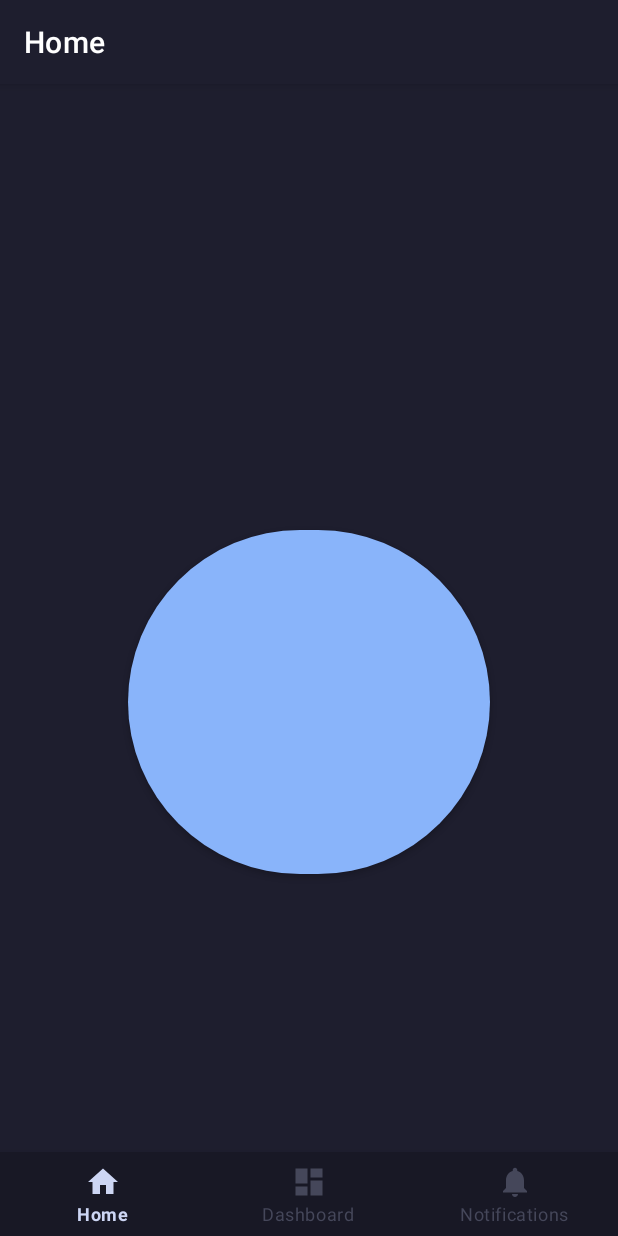
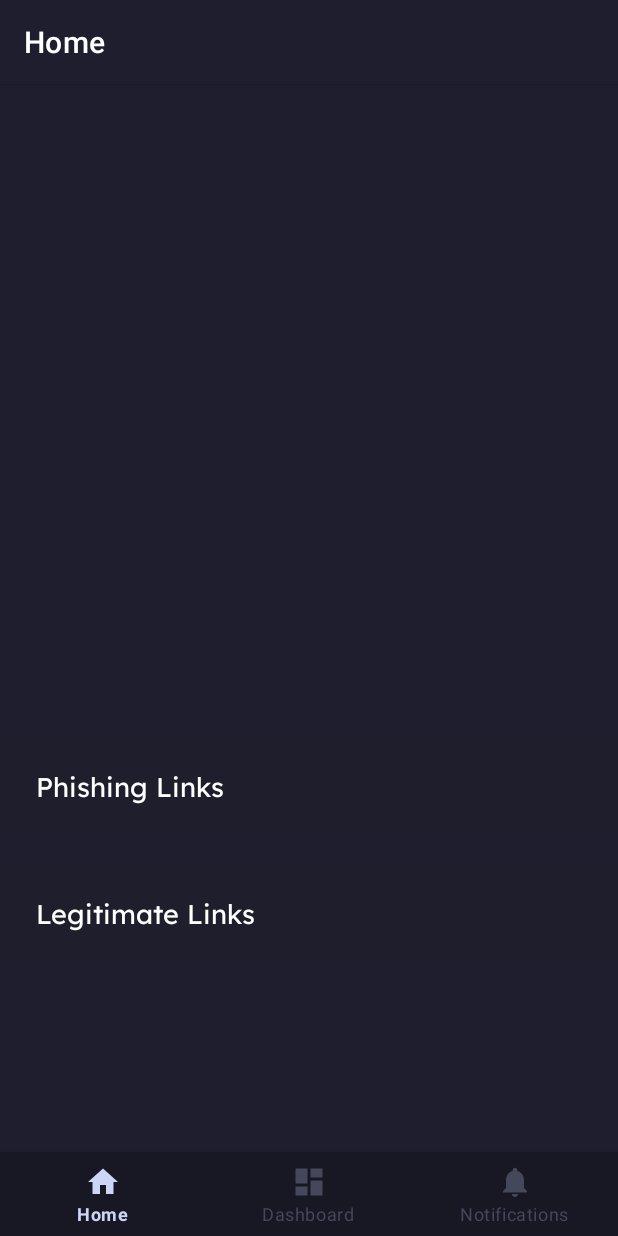
Before and after one commit to veinsss/SmishX, an Android app: the HomeFragment screen opened directly, with no data from a screen before it, on a phone screen of 412 x 824 dp. Run offline under Robolectric (Android 15) with nearby library versions, the phone set to English and light mode, and no system bars; our stand-ins replace navigation-ui.

Commit message:
goign insane

```diff
--- a/app/src/main/AndroidManifest.xml
+++ b/app/src/main/AndroidManifest.xml
@@ -53,7 +53,9 @@
             android:exported="true"
             android:label="@string/app_name" />
 
-        <activity android:name=".SignUpActivity" />
+        <activity android:name=".SignUpActivity"
+            android:exported="true"
+            android:label="@string/app_name"/>
 
     </application>
 </manifest>
--- a/app/src/main/java/com/example/smishx/ui/home/HomeFragment.kt
+++ b/app/src/main/java/com/example/smishx/ui/home/HomeFragment.kt
@@ -1,8 +1,7 @@
 package com.example.smishx.ui.home
 
-import android.Manifest
+import android.content.Context
 import android.content.pm.PackageManager
-import android.net.Uri
 import android.os.Bundle
 import android.provider.Telephony
 import android.view.LayoutInflater
@@ -14,47 +13,34 @@ import android.widget.Toast
 import androidx.core.app.ActivityCompat
 import androidx.core.content.ContextCompat
 import androidx.fragment.app.Fragment
-import androidx.lifecycle.ViewModelProvider
-import androidx.navigation.fragment.findNavController
 import com.example.smishx.R
 import com.example.smishx.databinding.FragmentHomeBinding
+import androidx.navigation.fragment.findNavController
 
 class HomeFragment : Fragment() {
 
     private var _binding: FragmentHomeBinding? = null
     private val binding get() = _binding!!
-
-    companion object {
-        private const val SMS_PERMISSION_CODE = 1001
-    }
+    private val SMS_PERMISSION_CODE = 1001
 
     override fun onCreateView(
         inflater: LayoutInflater, container: ViewGroup?,
         savedInstanceState: Bundle?
-    ): View {
-        val homeViewModel = ViewModelProvider(this).get(HomeViewModel::class.java)
-
+    ): View? {
         _binding = FragmentHomeBinding.inflate(inflater, container, false)
         val root: View = binding.root
 
-        // Add OnClickListener to the Material Button
-        binding.roundButton.setOnClickListener {
-            checkAndRequestPermissions()
-        }
+        checkAndRequestPermissions()
+        loadLinks()
 
         return root
     }
 
-    override fun onDestroyView() {
-        super.onDestroyView()
-        _binding = null
-    }
-
     private fun checkAndRequestPermissions() {
-        if (ContextCompat.checkSelfPermission(requireContext(), Manifest.permission.READ_SMS) != PackageManager.PERMISSION_GRANTED) {
-            ActivityCompat.requestPermissions(requireActivity(), arrayOf(Manifest.permission.READ_SMS), SMS_PERMISSION_CODE)
+        if (ContextCompat.checkSelfPermission(requireContext(), android.Manifest.permission.READ_SMS) != PackageManager.PERMISSION_GRANTED) {
+            ActivityCompat.requestPermissions(requireActivity(), arrayOf(android.Manifest.permission.READ_SMS), SMS_PERMISSION_CODE)
         } else {
-            fetchSMSMessages()
+            fetchSmsMessages()
         }
     }
 
@@ -62,16 +48,16 @@ class HomeFragment : Fragment() {
         super.onRequestPermissionsResult(requestCode, permissions, grantResults)
         if (requestCode == SMS_PERMISSION_CODE) {
             if ((grantResults.isNotEmpty() && grantResults[0] == PackageManager.PERMISSION_GRANTED)) {
-                fetchSMSMessages()
+                fetchSmsMessages()
             } else {
                 Toast.makeText(requireContext(), "SMS Read Permission Denied", Toast.LENGTH_SHORT).show()
             }
         }
     }
 
-    private fun fetchSMSMessages() {
+    private fun fetchSmsMessages() {
         val smsList = mutableListOf<Triple<String, String, Long>>()
-        val uri: Uri = Telephony.Sms.Inbox.CONTENT_URI
+        val uri = Telephony.Sms.Inbox.CONTENT_URI
         val projection = arrayOf(Telephony.Sms.Inbox.ADDRESS, Telephony.Sms.Inbox.BODY, Telephony.Sms.Inbox.DATE)
         val cursor = requireContext().contentResolver.query(uri, projection, null, null, null)
 
@@ -85,25 +71,17 @@ class HomeFragment : Fragment() {
             }
         }
 
-        displaySMSMessages(smsList)
+        displaySmsMessages(smsList)
     }
 
-    private fun displaySMSMessages(smsList: List<Triple<String, String, Long>>) {
-        // Update UI to show the SMS messages and hide the button
-        binding.scrollView.visibility = View.VISIBLE
-        binding.roundButton.visibility = View.GONE
-
-        val smsContainer: LinearLayout = binding.smsContainer
-        smsContainer.removeAllViews()
-
+    private fun displaySmsMessages(smsList: List<Triple<String, String, Long>>) {
+        binding.smsContainer.removeAllViews()
         for (sms in smsList) {
-            val smsView = LayoutInflater.from(context).inflate(R.layout.sms_item, smsContainer, false)
+            val smsView = LayoutInflater.from(context).inflate(R.layout.sms_item, binding.smsContainer, false)
             val addressTextView = smsView.findViewById<TextView>(R.id.smsNumber)
             val bodyTextView = smsView.findViewById<TextView>(R.id.smsMessage)
-
             addressTextView.text = sms.first
             bodyTextView.text = sms.second
-
             smsView.setOnClickListener {
                 val action = HomeFragmentDirections.actionNavigationHomeToSmsDetailFragment(
                     timeSent = sms.third.toString(),
@@ -113,8 +91,7 @@ class HomeFragment : Fragment() {
                 )
                 findNavController().navigate(action)
             }
-
-            smsContainer.addView(smsView)
+            binding.smsContainer.addView(smsView)
         }
     }
 
@@ -123,4 +100,29 @@ class HomeFragment : Fragment() {
         val matchResult = regex.find(message)
         return matchResult?.value ?: "No link"
     }
+
+    private fun loadLinks() {
+        val sharedPref = requireActivity().getSharedPreferences("links", Context.MODE_PRIVATE) ?: return
+
+        val phishingLinks = sharedPref.getStringSet("phishing_links", setOf()) ?: setOf()
+        val legitimateLinks = sharedPref.getStringSet("legitimate_links", setOf()) ?: setOf()
+
+        displayLinks(phishingLinks, binding.phishingLinksList)
+        displayLinks(legitimateLinks, binding.legitimateLinksList)
+    }
+
+    private fun displayLinks(links: Set<String>, container: LinearLayout) {
+        container.removeAllViews()
+        for (link in links) {
+            val linkView = LayoutInflater.from(context).inflate(R.layout.link_item, container, false)
+            val linkTextView = linkView.findViewById<TextView>(R.id.linkTextView)
+            linkTextView.text = link
+            container.addView(linkView)
+        }
+    }
+
+    override fun onDestroyView() {
+        super.onDestroyView()
+        _binding = null
+    }
 }
--- a/app/src/main/res/layout/fragment_home.xml
+++ b/app/src/main/res/layout/fragment_home.xml
@@ -8,38 +8,79 @@
     tools:context=".ui.home.HomeFragment">
 
     <ScrollView
-        android:id="@+id/scrollView"
-        android:layout_width="414dp"
-        android:layout_height="360dp"
-        android:padding="8dp"
-        android:visibility="visible"
-        app:layout_constraintBottom_toBottomOf="parent"
+        android:id="@+id/scrollViewSms"
+        android:layout_width="408dp"
+        android:layout_height="363dp"
+        app:layout_constraintBottom_toTopOf="@+id/phishingLinksContainer"
         app:layout_constraintEnd_toEndOf="parent"
-        app:layout_constraintHeight_percent="0.6"
-        app:layout_constraintHorizontal_bias="1.0"
         app:layout_constraintStart_toStartOf="parent"
-        app:layout_constraintTop_toTopOf="parent"
-        app:layout_constraintVertical_bias="0.0">
+        app:layout_constraintTop_toTopOf="parent">
 
         <LinearLayout
             android:id="@+id/smsContainer"
             android:layout_width="match_parent"
             android:layout_height="wrap_content"
-            android:gravity="center"
             android:orientation="vertical"
-            android:padding="8dp" />
+            android:padding="16dp" />
     </ScrollView>
 
-    <com.google.android.material.button.MaterialButton
-        android:id="@+id/roundButton"
-        android:layout_width="241dp"
-        android:layout_height="241dp"
-        app:backgroundTint="@color/blue"
-        app:cornerRadius="241dp"
-        app:layout_constraintTop_toTopOf="parent"
+    <LinearLayout
+        android:id="@+id/phishingLinksContainer"
+        android:layout_width="0dp"
+        android:layout_height="wrap_content"
+        android:layout_marginTop="12dp"
+        android:background="#1E1E2D"
+        android:orientation="vertical"
+        android:padding="16dp"
+        app:layout_constraintEnd_toEndOf="parent"
+        app:layout_constraintHorizontal_bias="0.0"
+        app:layout_constraintStart_toStartOf="parent"
+        app:layout_constraintTop_toBottomOf="@id/scrollViewSms">
+
+        <TextView
+            android:layout_width="wrap_content"
+            android:layout_height="wrap_content"
+            android:fontFamily="@font/lexendregular"
+            android:padding="8dp"
+            android:text="Phishing Links"
+            android:textColor="@android:color/white"
+            android:textSize="18sp" />
+
+        <LinearLayout
+            android:id="@+id/phishingLinksList"
+            android:layout_width="match_parent"
+            android:layout_height="wrap_content"
+            android:orientation="vertical" />
+    </LinearLayout>
+
+    <LinearLayout
+        android:id="@+id/legitimateLinksContainer"
+        android:layout_width="0dp"
+        android:layout_height="wrap_content"
+        android:background="#1E1E2D"
+        android:orientation="vertical"
+        android:padding="16dp"
         app:layout_constraintBottom_toBottomOf="parent"
+        app:layout_constraintEnd_toEndOf="parent"
+        app:layout_constraintHorizontal_bias="0.0"
         app:layout_constraintStart_toStartOf="parent"
-        app:layout_constraintEnd_toEndOf="parent"
-        app:layout_constraintVertical_bias="0.5" />
+        app:layout_constraintTop_toBottomOf="@id/phishingLinksContainer"
+        app:layout_constraintVertical_bias="0.063">
+
+        <TextView
+            android:layout_width="wrap_content"
+            android:layout_height="wrap_content"
+            android:fontFamily="@font/lexendregular"
+            android:padding="8dp"
+            android:text="Legitimate Links"
+            android:textColor="@android:color/white"
+            android:textSize="18sp" />
+
+        <LinearLayout
+            android:id="@+id/legitimateLinksList"
+            android:layout_width="match_parent"
+            android:layout_height="wrap_content"
+            android:orientation="vertical" />
+    </LinearLayout>
 
 </androidx.constraintlayout.widget.ConstraintLayout>
--- a/app/src/main/res/values/strings.xml
+++ b/app/src/main/res/values/strings.xml
@@ -24,7 +24,7 @@
     <string name="privacy_effectivedate">Privacy Policy\nEffective Date: June 23, 2023</string>
     <string name="privacy_welcome">Welcome to smishx, a comprehensive phishing detection application utilizing machine learning algorithms. We are committed to protecting your privacy and ensuring the security of your personal information. This Privacy Policy outlines how we collect, use, disclose, and safeguard your information when you use our application, smishx.</string>
     <string name="privacy_information_we_collect">1. Information We Collect</string>
-    <string name="privacy_personal_information">1.1 Personal Information\nWe may collect personal information that you voluntarily provide to us when you register an account, use our services, or interact with our application. This information may include:\n\nName\nEmail address\nPhone number\nUser-generated content (e.g., links submitted for analysis)</string>
+    <string name="privacy_personal_information">1.1 Personal Information\nWe may collect personal information that you voluntarily provide to us when you register an account, use our services, or interact with our application. This information may include:\n\nName\nEmail address\nUser-generated content (e.g., links submitted for analysis)</string>
     <string name="privacy_non_personal_information">1.2 Non-Personal Information\nWe may collect non-personal information about your use of the application. This information may include:\n\nDevice information (e.g., device type, operating system, and browser type)\nUsage data (e.g., pages visited, time spent on the application, and interaction data)\nLog data (e.g., IP address, access times, and error logs)</string>
     <string name="privacy_how_we_use_your_information">2. How We Use Your Information</string>
     <string name="privacy_personal_information_usage">2.1 Personal Information\nWe may use your personal information to:\n\nProvide, operate, and maintain our application\nImprove, personalize, and expand our application\nCommunicate with you, including sending updates, notifications, and support messages\nAnalyze user behavior and trends to enhance your experience</string>
```
Also changed, not shown: app/src/main/java/com/example/smishx/ui/smsdetail/SmsDetailFragment.kt (+12 -0 lines), app/src/main/res/layout/link_item.xml (added, +16 -0 lines).
